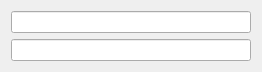
Qt form VirtualKeyboard/virtualkeyboard.ui (coolboy/qvirtual-keyboard) before a commit.
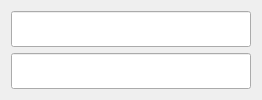
The same form after that commit.

Commit message: fixed the keyboard layout fixed lineedit height

```diff
--- a/VirtualKeyboard/virtualkeyboard.ui
+++ b/VirtualKeyboard/virtualkeyboard.ui
@@ -15,10 +15,28 @@
   </property>
   <layout class="QGridLayout" name="gridLayout">
    <item row="0" column="0">
-    <widget class="QLineEdit" name="echoLE"/>
+    <widget class="QLineEdit" name="echoLE">
+     <property name="font">
+      <font>
+       <family>Consolas</family>
+       <pointsize>18</pointsize>
+       <weight>75</weight>
+       <bold>true</bold>
+      </font>
+     </property>
+    </widget>
    </item>
    <item row="1" column="0">
-    <widget class="QLineEdit" name="inputLE"/>
+    <widget class="QLineEdit" name="inputLE">
+     <property name="font">
+      <font>
+       <family>Consolas</family>
+       <pointsize>18</pointsize>
+       <weight>75</weight>
+       <bold>true</bold>
+      </font>
+     </property>
+    </widget>
    </item>
   </layout>
  </widget>
```
The commit also changes 1 other file.
